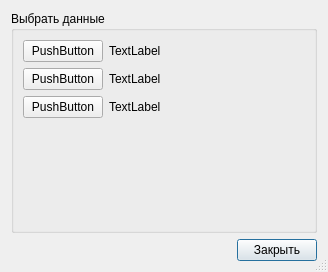
This is lyxwidget/lyx-lib/src/frontends/qt4/ui/SelectDataUi.ui in maxvas/SciLyx as Qt 5 draws it before an edit. The edited form follows.
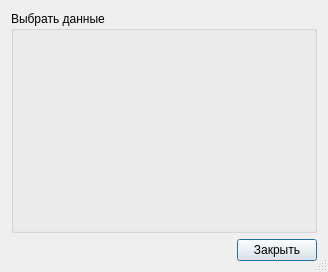
This is the edited form.

```diff
--- a/lyxwidget/lyx-lib/src/frontends/qt4/ui/SelectDataUi.ui
+++ b/lyxwidget/lyx-lib/src/frontends/qt4/ui/SelectDataUi.ui
@@ -16,81 +16,12 @@
   <property name="sizeGripEnabled">
    <bool>true</bool>
   </property>
-  <layout class="QVBoxLayout" name="verticalLayout_2">
+  <layout class="QVBoxLayout" name="verticalLayout_2" stretch="1,0">
    <item>
     <widget class="QGroupBox" name="groupBox">
      <property name="title">
       <string>Выбрать данные</string>
      </property>
-     <layout class="QVBoxLayout" name="verticalLayout">
-      <item>
-       <layout class="QHBoxLayout" name="horizontalLayout" stretch="0,1">
-        <item>
-         <widget class="QPushButton" name="pushButton">
-          <property name="text">
-           <string>PushButton</string>
-          </property>
-         </widget>
-        </item>
-        <item>
-         <widget class="QLabel" name="label">
-          <property name="text">
-           <string>TextLabel</string>
-          </property>
-         </widget>
-        </item>
-       </layout>
-      </item>
-      <item>
-       <layout class="QHBoxLayout" name="horizontalLayout_2" stretch="0,1">
-        <item>
-         <widget class="QPushButton" name="pushButton_2">
-          <property name="text">
-           <string>PushButton</string>
-          </property>
-         </widget>
-        </item>
-        <item>
-         <widget class="QLabel" name="label_2">
-          <property name="text">
-           <string>TextLabel</string>
-          </property>
-         </widget>
-        </item>
-       </layout>
-      </item>
-      <item>
-       <layout class="QHBoxLayout" name="horizontalLayout_3" stretch="0,1">
-        <item>
-         <widget class="QPushButton" name="pushButton_3">
-          <property name="text">
-           <string>PushButton</string>
-          </property>
-         </widget>
-        </item>
-        <item>
-         <widget class="QLabel" name="label_3">
-          <property name="text">
-           <string>TextLabel</string>
-          </property>
-         </widget>
-        </item>
-       </layout>
-      </item>
-      <item>
-       <spacer name="verticalSpacer">
-        <property name="orientation">
-         <enum>Qt::Vertical</enum>
-        </property>
-        <property name="sizeHint" stdset="0">
-         <size>
-          <width>20</width>
-          <height>94</height>
-         </size>
-        </property>
-       </spacer>
-      </item>
-     </layout>
     </widget>
    </item>
    <item>
```
